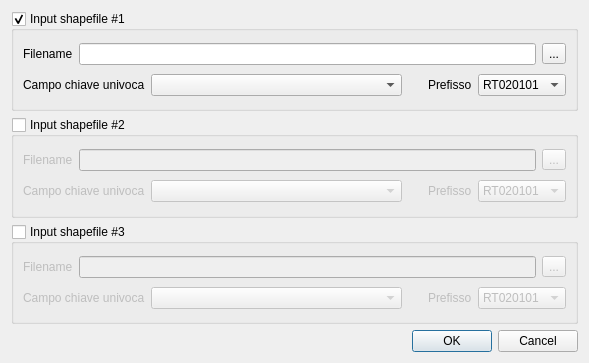
The window that ui/dlgCreaDbVuoto.ui (faunalia/rt_omero) describes before a commit, drawn with Qt 5.
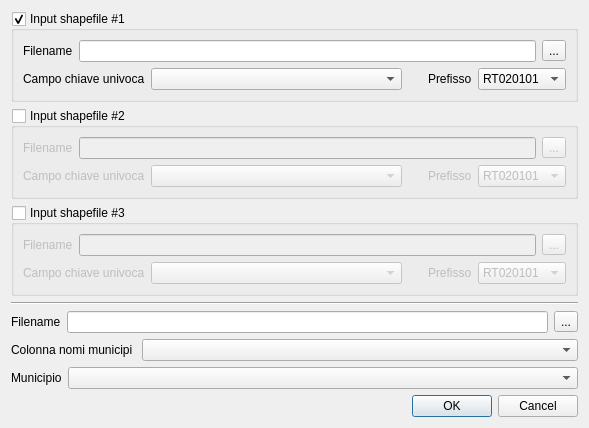
The same window after the commit.

Commit message: added comune boundary as input parameter => managing of the update of ZZ_COMUNI and correct setting of ZZ_DISCLAIMER

```diff
--- a/ui/dlgCreaDbVuoto.ui
+++ b/ui/dlgCreaDbVuoto.ui
@@ -7,7 +7,7 @@
     <x>0</x>
     <y>0</y>
     <width>589</width>
-    <height>363</height>
+    <height>370</height>
    </rect>
   </property>
   <property name="windowTitle">
@@ -308,6 +308,86 @@
      </layout>
     </widget>
    </item>
+   <item>
+    <widget class="Line" name="line">
+     <property name="orientation">
+      <enum>Qt::Horizontal</enum>
+     </property>
+    </widget>
+   </item>
+   <item>
+    <layout class="QVBoxLayout" name="confiniGroup">
+     <item>
+      <layout class="QHBoxLayout" name="horizontalLayout_6">
+       <item>
+        <widget class="QLabel" name="label_10">
+         <property name="text">
+          <string>Filename</string>
+         </property>
+        </widget>
+       </item>
+       <item>
+        <widget class="QLineEdit" name="filenameConfiniEdit"/>
+       </item>
+       <item>
+        <widget class="QToolButton" name="browseConfiniBtn">
+         <property name="text">
+          <string>...</string>
+         </property>
+        </widget>
+       </item>
+      </layout>
+     </item>
+     <item>
+      <layout class="QHBoxLayout" name="horizontalLayout_7">
+       <item>
+        <widget class="QLabel" name="label_12">
+         <property name="sizePolicy">
+          <sizepolicy hsizetype="Preferred" vsizetype="Preferred">
+           <horstretch>0</horstretch>
+           <verstretch>0</verstretch>
+          </sizepolicy>
+         </property>
+         <property name="text">
+          <string>Colonna nomi municipi </string>
+         </property>
+        </widget>
+       </item>
+       <item>
+        <widget class="QComboBox" name="fieldComuneNameCombo">
+         <property name="sizePolicy">
+          <sizepolicy hsizetype="Expanding" vsizetype="Fixed">
+           <horstretch>0</horstretch>
+           <verstretch>0</verstretch>
+          </sizepolicy>
+         </property>
+        </widget>
+       </item>
+      </layout>
+     </item>
+     <item>
+      <layout class="QHBoxLayout" name="horizontalLayout_8">
+       <item>
+        <widget class="QLabel" name="label_11">
+         <property name="text">
+          <string>Municipio</string>
+         </property>
+        </widget>
+       </item>
+       <item>
+        <widget class="QComboBox" name="comuneNameCombo">
+         <property name="sizePolicy">
+          <sizepolicy hsizetype="Expanding" vsizetype="Fixed">
+           <horstretch>0</horstretch>
+           <verstretch>0</verstretch>
+          </sizepolicy>
+         </property>
+        </widget>
+       </item>
+      </layout>
+     </item>
+    </layout>
+   </item>
    <item>
     <widget class="QDialogButtonBox" name="buttonBox">
      <property name="orientation">
```
The commit also changes 3 other files.
